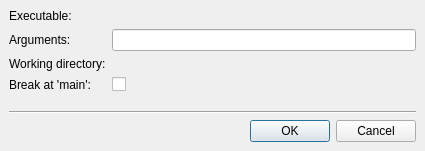
Above: src/plugins/debugger/startexternaldialog.ui from qt-creator/qt-creator before the change. Below: the same form after it.
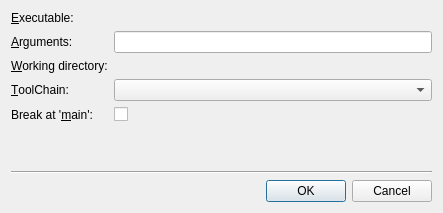
That is the form after the change. Custom widgets are drawn as their Qt base class.

Commit message:
Debugger: Add toolchain combos to start dialogs, refactor detection.
Add combo box listing toolchains with debuggers to start external,
attach and core.
Another attempt at streamlining engine detection:
Split in detection functions that first collect a list of
available engines by preference, then remove disabled and
wrongly configured engines and use the remaining best.
matching. checkconfiguration is now the central place where
engine detection and config check takes place.

The edit to the form file:
```diff
--- a/src/plugins/debugger/startexternaldialog.ui
+++ b/src/plugins/debugger/startexternaldialog.ui
@@ -6,42 +6,45 @@
    <rect>
     <x>0</x>
     <y>0</y>
-    <width>425</width>
-    <height>151</height>
+    <width>443</width>
+    <height>213</height>
    </rect>
   </property>
   <property name="windowTitle">
    <string>Start Debugger</string>
   </property>
-  <layout class="QVBoxLayout">
-   <property name="spacing">
-    <number>6</number>
-   </property>
-   <property name="margin">
-    <number>9</number>
-   </property>
+  <layout class="QVBoxLayout" name="verticalLayout">
    <item>
-    <layout class="QGridLayout">
+    <layout class="QFormLayout" name="formLayout">
+     <property name="horizontalSpacing">
+      <number>6</number>
+     </property>
+     <property name="verticalSpacing">
+      <number>6</number>
+     </property>
      <property name="margin">
       <number>0</number>
      </property>
-     <property name="spacing">
-      <number>6</number>
-     </property>
      <item row="0" column="0">
       <widget class="QLabel" name="execLabel">
        <property name="text">
-        <string>Executable:</string>
+        <string>&amp;Executable:</string>
+       </property>
+       <property name="buddy">
+        <cstring>execFile</cstring>
        </property>
       </widget>
      </item>
      <item row="0" column="1">
-      <widget class="Utils::PathChooser" name="execFile" native="true"/>
+      <widget class="Utils::PathChooser" name="execFile"/>
      </item>
      <item row="1" column="0">
       <widget class="QLabel" name="argsLabel">
        <property name="text">
-        <string>Arguments:</string>
+        <string>&amp;Arguments:</string>
+       </property>
+       <property name="buddy">
+        <cstring>argsEdit</cstring>
        </property>
       </widget>
      </item>
@@ -51,24 +54,43 @@
      <item row="2" column="0">
       <widget class="QLabel" name="workingDirectoryLabel">
        <property name="text">
-        <string>Working directory:</string>
+        <string>&amp;Working directory:</string>
+       </property>
+       <property name="buddy">
+        <cstring>workingDirectory</cstring>
        </property>
       </widget>
      </item>
      <item row="2" column="1">
-      <widget class="Utils::PathChooser" name="workingDirectory" native="true"/>
+      <widget class="Utils::PathChooser" name="workingDirectory"/>
      </item>
-     <item row="3" column="1">
+     <item row="4" column="0">
+      <widget class="QLabel" name="labelBreakAtMain">
+       <property name="text">
+        <string>Break at '&amp;main':</string>
+       </property>
+       <property name="buddy">
+        <cstring>checkBoxBreakAtMain</cstring>
+       </property>
+      </widget>
+     </item>
+     <item row="4" column="1">
       <widget class="QCheckBox" name="checkBoxBreakAtMain">
        <property name="text">
         <string/>
        </property>
       </widget>
      </item>
+     <item row="3" column="1">
+      <widget class="Debugger::Internal::DebuggerToolChainComboBox" name="toolChainComboBox"/>
+     </item>
      <item row="3" column="0">
-      <widget class="QLabel" name="labelBreakAtMain">
+      <widget class="QLabel" name="toolChainLabel">
        <property name="text">
-        <string>Break at 'main':</string>
+        <string>&amp;ToolChain:</string>
+       </property>
+       <property name="buddy">
+        <cstring>toolChainComboBox</cstring>
        </property>
       </widget>
      </item>
@@ -81,8 +103,8 @@
      </property>
      <property name="sizeHint" stdset="0">
       <size>
-       <width>407</width>
-       <height>16</height>
+       <width>0</width>
+       <height>0</height>
       </size>
      </property>
     </spacer>
@@ -113,6 +135,11 @@
    <header location="global">utils/pathchooser.h</header>
    <container>1</container>
   </customwidget>
+  <customwidget>
+   <class>Debugger::Internal::DebuggerToolChainComboBox</class>
+   <extends>QComboBox</extends>
+   <header>debuggertoolchaincombobox.h</header>
+  </customwidget>
  </customwidgets>
  <resources/>
  <connections/>
```
The commit also changes 21 other files.
